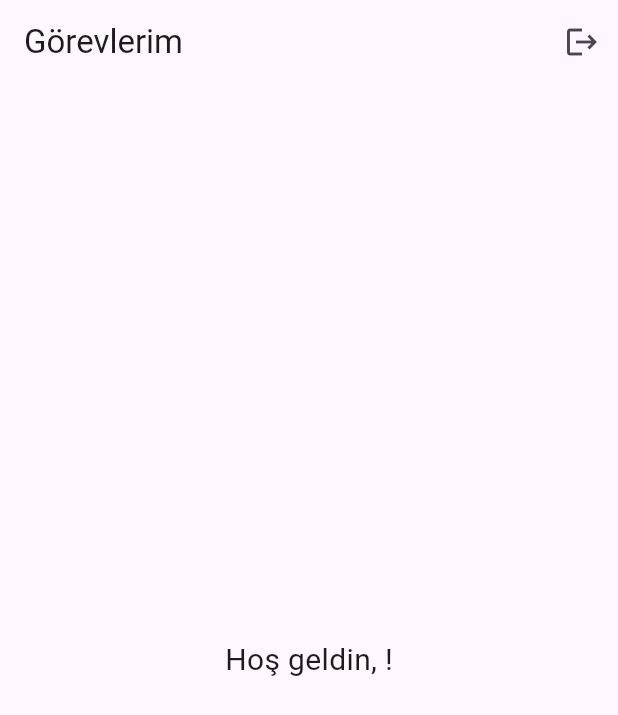
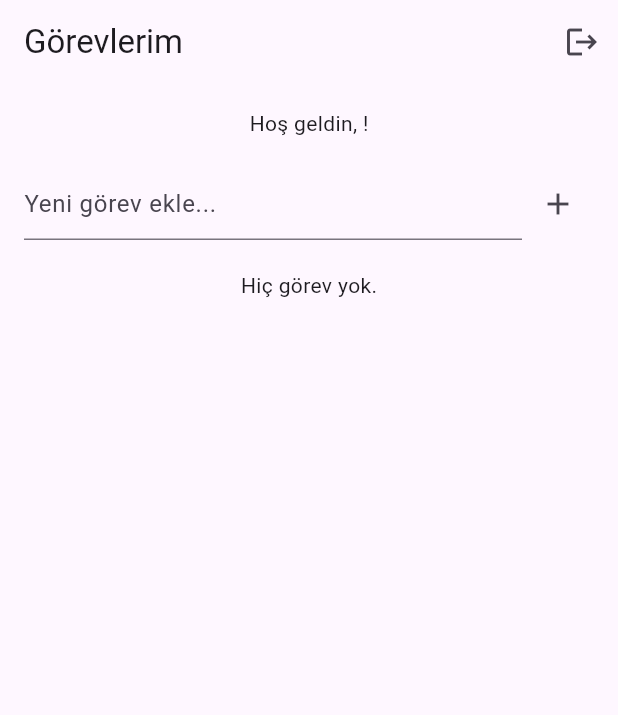
Before and after one commit to aybukegozler/taskify_web, a Flutter app: the screen it shows once a user with an empty profile is signed in, after a tap on the "logout" icon, on a phone screen of 412 x 824 dp. Shown: the top 715 px of the screen. Run offline on Flutter 3.47's test engine with Material 3 defaults, Android fonts, the light colour scheme and no system bars; our stand-ins replace cloud_firestore, firebase_auth, firebase_core; accounts and stored records are empty.

Commit message:
Implement task CRUD with Firestore: add, list, delete

```diff
--- a/lib/task_page.dart
+++ b/lib/task_page.dart
@@ -1,8 +1,18 @@
 import 'package:flutter/material.dart';
 import 'package:firebase_auth/firebase_auth.dart';
+import 'package:cloud_firestore/cloud_firestore.dart';
+import 'task_service.dart';
 
-class TaskPage extends StatelessWidget {
+class TaskPage extends StatefulWidget {
   const TaskPage({super.key});
+
+  @override
+  State<TaskPage> createState() => _TaskPageState();
+}
+
+class _TaskPageState extends State<TaskPage> {
+  final TextEditingController _controller = TextEditingController();
+  final TaskService _taskService = TaskService();
 
   @override
   Widget build(BuildContext context) {
@@ -14,16 +24,81 @@ class TaskPage extends StatelessWidget {
         actions: [
           IconButton(
             icon: const Icon(Icons.logout),
-            onPressed: () {
-              FirebaseAuth.instance.signOut();
-            },
+            onPressed: () => FirebaseAuth.instance.signOut(),
           ),
         ],
       ),
-      body: Center(
-        child: Text(
-          'Hoş geldin, ${user?.email ?? "kullanıcı"}!',
-          style: const TextStyle(fontSize: 20),
+      body: Padding(
+        padding: const EdgeInsets.all(16.0),
+        child: Column(
+          children: [
+            Text('Hoş geldin, ${user?.email ?? "kullanıcı"}!'),
+            const SizedBox(height: 20),
+
+            // Görev ekleme alanı
+            Row(
+              children: [
+                Expanded(
+                  child: TextField(
+                    controller: _controller,
+                    decoration: const InputDecoration(
+                      hintText: 'Yeni görev ekle...',
+                    ),
+                  ),
+                ),
+                IconButton(
+                  icon: const Icon(Icons.add),
+                  onPressed: () async {
+                    if (_controller.text.trim().isNotEmpty) {
+                      await _taskService.addTask(_controller.text.trim());
+                      _controller.clear();
+                    }
+                  },
+                ),
+              ],
+            ),
+            const SizedBox(height: 20),
+
+            // Görevleri listele
+            Expanded(
+              child: StreamBuilder<QuerySnapshot>(
+                stream: _taskService.getTasks(),
+                builder: (context, snapshot) {
+                  if (snapshot.hasError) {
+                    return const Text('Bir hata oluştu.');
+                  }
+
+                  if (snapshot.connectionState == ConnectionState.waiting) {
+                    return const Center(child: CircularProgressIndicator());
+                  }
+
+                  final docs = snapshot.data!.docs;
+
+                  if (docs.isEmpty) {
+                    return const Text('Hiç görev yok.');
+                  }
+
+                  return ListView.builder(
+                    itemCount: docs.length,
+                    itemBuilder: (context, index) {
+                      final task = docs[index];
+                      final text = task['text'];
+
+                      return ListTile(
+                        title: Text(text),
+                        trailing: IconButton(
+                          icon: const Icon(Icons.delete, color: Colors.red),
+                          onPressed: () async {
+                            await _taskService.deleteTask(task.id);
+                          },
+                        ),
+                      );
+                    },
+                  );
+                },
+              ),
+            ),
+          ],
         ),
       ),
     );
--- /dev/null
+++ b/lib/task_service.dart
@@ -0,0 +1,22 @@
+import 'package:cloud_firestore/cloud_firestore.dart';
+import 'package:firebase_auth/firebase_auth.dart';
+
+class TaskService {
+  final userId = FirebaseAuth.instance.currentUser!.uid;
+  final taskRef = FirebaseFirestore.instance.collection('users');
+
+  Future<void> addTask(String text) async {
+    await taskRef.doc(userId).collection('tasks').add({
+      'text': text,
+      'createdAt': Timestamp.now(),
+    });
+  }
+
+  Stream<QuerySnapshot> getTasks() {
+    return taskRef.doc(userId).collection('tasks').orderBy('createdAt', descending: true).snapshots();
+  }
+
+  Future<void> deleteTask(String docId) async {
+    await taskRef.doc(userId).collection('tasks').doc(docId).delete();
+  }
+}
```
